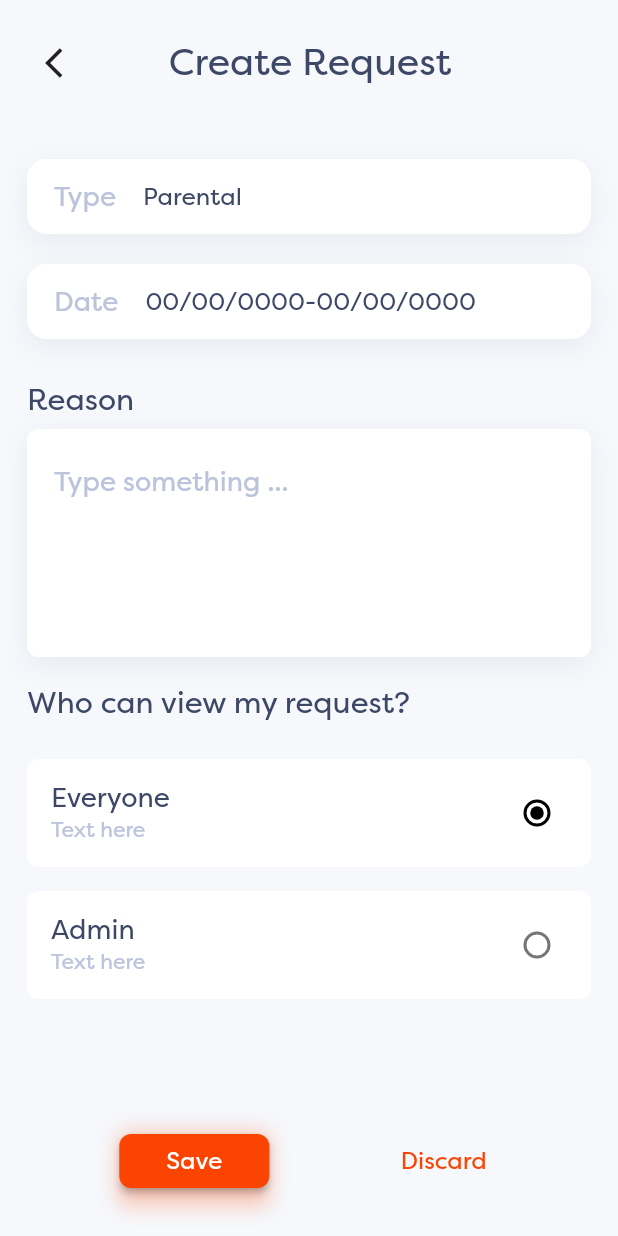
After one commit to APuhanic/cobe-hive-mind-app-flutter, a Flutter app: the CreateRequestScreen screen opened by its route, on a phone screen of 412 x 824 dp. The commit adds this screen. Run offline on Flutter 3.47's test engine with Material 2 defaults, Android fonts, the phone set to English and light mode, and no system bars; our stand-ins replace flutter_speed_dial, hooks_riverpod.

Commit message:
Create request screen

```diff
--- a/lib/app_colors.dart
+++ b/lib/app_colors.dart
@@ -15,6 +15,7 @@ abstract class AppColors {
 
   static const overlayShadow = Color.fromRGBO(36, 36, 36, 1);
   static const shadow = Color.fromRGBO(58, 73, 88, 0.08);
+  static const shadowDark = Color.fromRGBO(58, 73, 88, 0.2);
 
   static const green = Color.fromRGBO(0, 186, 136, 1);
   static const greenShadow = Color.fromRGBO(0, 186, 136, 0.3);
--- /dev/null
+++ b/lib/leave_request.dart
@@ -0,0 +1,21 @@
+enum ViewPermission { everyone, admin }
+
+enum LeaveType { parental, sick, vacation, other }
+
+class LeaveRequest {
+  String user;
+  ViewPermission viewPermission;
+  DateTime startDate;
+  DateTime endDate;
+  String reason;
+  LeaveType leaveType;
+
+  LeaveRequest({
+    required this.user,
+    required this.viewPermission,
+    required this.startDate,
+    required this.endDate,
+    required this.reason,
+    required this.leaveType,
+  });
+}
--- a/lib/main.dart
+++ b/lib/main.dart
@@ -41,7 +41,14 @@ class CobeHiveApp extends StatelessWidget {
                 fontWeight: FontWeight.w500,
                 color: AppColors.text,
               ),
-          )),
+              labelMedium: TextStyle(
+                fontSize: 16,
+                color: AppColors.text,
+              ),
+              labelLarge: TextStyle(
+                fontSize: 20,
+                color: AppColors.text,
+              ))),
       initialRoute: '/login',
       builder: (context, child) {
         return SafeArea(child: child!);
--- a/lib/providers/filtered_users_list_provider.dart
+++ b/lib/providers/filtered_users_list_provider.dart
@@ -3,7 +3,6 @@ import 'package:cobe_hive_mobile_app/providers/user_list_provider.dart';
 import 'package:cobe_hive_mobile_app/providers/user_search_provider.dart';
 import 'package:cobe_hive_mobile_app/user_ui_model.dart';
 import 'package:cobe_hive_mobile_app/widgets/chip_list.dart';
-import 'package:flutter/material.dart';
 import 'package:hooks_riverpod/hooks_riverpod.dart';
 
 final statusFilterMap = {
@@ -32,8 +31,6 @@ final filteredUserListProvider = Provider((ref) {
     if (searchQuery.isEmpty) {
       return true;
     }
-    debugPrint('${user.name} ${user.surname}');
-
     if (user.name.toLowerCase().contains(searchQuery) ||
         user.surname.toLowerCase().contains(searchQuery) ||
         '${user.name} ${user.surname}'.toLowerCase().contains(searchQuery)) {
--- /dev/null
+++ b/lib/providers/leave_request_provider.dart
@@ -0,0 +1,28 @@
+import 'package:cobe_hive_mobile_app/leave_request.dart';
+import 'package:hooks_riverpod/hooks_riverpod.dart';
+
+final viewPermissionProvider =
+    StateNotifierProvider<ViewPermissionProvider, ViewPermission>((ref) {
+  return ViewPermissionProvider();
+});
+
+class ViewPermissionProvider extends StateNotifier<ViewPermission> {
+  ViewPermissionProvider() : super(ViewPermission.everyone);
+
+  void setViewPermission(ViewPermission viewPermission) {
+    state = viewPermission;
+  }
+}
+
+final leaveTypeProvider =
+    StateNotifierProvider<LeaveTypeProvider, LeaveType>((ref) {
+  return LeaveTypeProvider();
+});
+
+class LeaveTypeProvider extends StateNotifier<LeaveType> {
+  LeaveTypeProvider() : super(LeaveType.parental);
+
+  void setLeaveType(LeaveType leaveType) {
+    state = leaveType;
+  }
+}
--- /dev/null
+++ b/lib/screens/create_request_screen.dart
@@ -0,0 +1,95 @@
+import 'package:cobe_hive_mobile_app/app_colors.dart';
+import 'package:cobe_hive_mobile_app/widgets/create_request_buttons.dart';
+import 'package:cobe_hive_mobile_app/widgets/create_request_header.dart';
+import 'package:cobe_hive_mobile_app/widgets/date_picker.dart';
+import 'package:cobe_hive_mobile_app/widgets/type_of_leave_selector.dart';
+import 'package:cobe_hive_mobile_app/widgets/view_permission_selector.dart';
+import 'package:flutter/material.dart';
+
+class CreateRequestScreen extends StatelessWidget {
+  const CreateRequestScreen({super.key});
+
+  @override
+  Widget build(BuildContext context) {
+    return GestureDetector(
+      onTap: () => FocusManager.instance.primaryFocus?.unfocus(),
+      child: const Scaffold(
+        body: Column(
+          children: [
+            Padding(
+              padding:
+                  EdgeInsets.only(left: 18, right: 18, bottom: 40, top: 18),
+              child: CreateRequestHeader(),
+            ),
+            Padding(
+              padding: EdgeInsets.symmetric(horizontal: 18.0),
+              child: TypeOfLeaveSelector(),
+            ),
+            Padding(
+              padding: EdgeInsets.symmetric(horizontal: 18.0, vertical: 20),
+              child: DatePicker(),
+            ),
+            Padding(
+              padding: EdgeInsets.symmetric(horizontal: 18.0, vertical: 8),
+              child:
+                  Align(alignment: Alignment.centerLeft, child: Text('Reason')),
+            ),
+            Padding(
+              padding: EdgeInsets.symmetric(horizontal: 18.0),
+              child: _LeaveReasonTextField(),
+            ),
+            Padding(
+              padding: EdgeInsets.symmetric(horizontal: 18.0, vertical: 18),
+              child: Align(
+                  alignment: Alignment.centerLeft,
+                  child: Text('Who can view my request?')),
+            ),
+            ViewPermissionSelector(),
+            Expanded(flex: 2, child: SizedBox()),
+            CreateRequestButtons(),
+            Expanded(flex: 1, child: SizedBox()),
+          ],
+        ),
+      ),
+    );
+  }
+}
+
+class _LeaveReasonTextField extends StatelessWidget {
+  const _LeaveReasonTextField();
+
+  @override
+  Widget build(BuildContext context) {
+    return Container(
+      decoration: BoxDecoration(
+          color: Colors.white,
+          borderRadius: BorderRadius.circular(8),
+          boxShadow: const [
+            BoxShadow(
+              color: AppColors.shadow,
+              blurRadius: 16,
+              offset: Offset(0, 5),
+            )
+          ]),
+      child: TextField(
+        maxLines: 4,
+        autofocus: false,
+        decoration: InputDecoration(
+          hintText: 'Type something ...',
+          hintStyle: const TextStyle(
+            color: AppColors.textAccent,
+            fontSize: 18,
+            fontWeight: FontWeight.w100,
+          ),
+          filled: true,
+          fillColor: Colors.white,
+          enabledBorder: OutlineInputBorder(
+            borderRadius: BorderRadius.circular(8),
+            borderSide: const BorderSide(color: Colors.white),
+          ),
+          contentPadding: const EdgeInsets.all(18),
+        ),
+      ),
+    );
+  }
+}
--- /dev/null
+++ b/lib/widgets/create_request_buttons.dart
@@ -0,0 +1,89 @@
+import 'package:cobe_hive_mobile_app/app_colors.dart';
+import 'package:flutter/material.dart';
+
+class CreateRequestButtons extends StatelessWidget {
+  const CreateRequestButtons({super.key});
+
+  @override
+  Widget build(BuildContext context) {
+    return Row(
+      mainAxisAlignment: MainAxisAlignment.spaceEvenly,
+      children: [
+        Container(
+          width: 100,
+          decoration: const BoxDecoration(
+            boxShadow: [
+              BoxShadow(
+                color: AppColors.orangeShadow,
+                blurRadius: 11,
+                offset: Offset(0, 5),
+              )
+            ],
+          ),
+          child: ElevatedButton(
+            onPressed: () => showDialog(
+                context: context,
+                builder: (BuildContext context) {
+                  return const _RequestCreatedAlertDialog();
+                }),
+            style: ElevatedButton.styleFrom(
+              shape: RoundedRectangleBorder(
+                borderRadius: BorderRadius.circular(8),
+              ),
+              backgroundColor: AppColors.textOrange,
+            ),
+            child: const Text('Save', style: TextStyle(fontSize: 16)),
+          ),
+        ),
+        TextButton(
+          onPressed: () => Navigator.of(context).pop(),
+          child: const Text(
+            'Discard',
+            style: TextStyle(
+              color: AppColors.textOrange,
+              fontSize: 16,
+            ),
+          ),
+        ),
+      ],
+    );
+  }
+}
+
+class _RequestCreatedAlertDialog extends StatelessWidget {
+  const _RequestCreatedAlertDialog();
+
+  @override
+  Widget build(BuildContext context) {
+    return AlertDialog(
+        title: const Center(child: Text('Request Created')),
+        titleTextStyle: Theme.of(context).textTheme.bodyLarge,
+        titlePadding: const EdgeInsets.only(top: 30),
+        content: const Text(
+          'Your request is created and it is currently being reviewed.',
+          textAlign: TextAlign.center,
+        ),
+        contentTextStyle: Theme.of(context).textTheme.labelLarge,
+        actions: [
+          OutlinedButton(
+            onPressed: () => Navigator.of(context).pop(),
+            style: OutlinedButton.styleFrom(
+                side: const BorderSide(color: AppColors.primary),
+                shape: RoundedRectangleBorder(
+                    borderRadius: BorderRadius.circular(8))),
+            child: const Text(
+              'Okay',
+              style: TextStyle(
+                color: AppColors.textOrange,
+                fontSize: 16,
+              ),
+            ),
+          ),
+        ],
+        actionsPadding: const EdgeInsets.only(bottom: 20),
+        actionsAlignment: MainAxisAlignment.center,
+        shape: RoundedRectangleBorder(
+          borderRadius: BorderRadius.circular(14),
+        ));
+  }
+}
--- /dev/null
+++ b/lib/widgets/create_request_header.dart
@@ -0,0 +1,32 @@
+import 'package:flutter/material.dart';
+
+class CreateRequestHeader extends StatelessWidget {
+  const CreateRequestHeader({
+    super.key,
+  });
+
+  @override
+  Widget build(BuildContext context) {
+    return Row(
+      children: [
+        IconButton(
+          onPressed: Navigator.of(context).pop,
+          icon: const Icon(
+            Icons.arrow_back_ios,
+          ),
+        ),
+        Expanded(
+          child: Container(),
+        ),
+        Text(
+          'Create Request',
+          style: Theme.of(context).textTheme.titleMedium,
+        ),
+        Expanded(
+          flex: 2,
+          child: Container(),
+        ),
+      ],
+    );
+  }
+}
--- /dev/null
+++ b/lib/widgets/date_picker.dart
@@ -0,0 +1,44 @@
+import 'package:cobe_hive_mobile_app/app_colors.dart';
+import 'package:flutter/material.dart';
+
+class DatePicker extends StatelessWidget {
+  const DatePicker({
+    super.key,
+  });
+
+  @override
+  Widget build(BuildContext context) {
+    return Container(
+      height: 50,
+      decoration: BoxDecoration(
+          color: AppColors.widgetBackground,
+          borderRadius: BorderRadius.circular(13),
+          boxShadow: const [
+            BoxShadow(
+              color: AppColors.shadow,
+              blurRadius: 16,
+              offset: Offset(0, 5),
+            )
+          ]),
+      child: Row(
+        children: [
+          const Padding(
+            padding: EdgeInsets.symmetric(horizontal: 18.0, vertical: 8),
+            child: Text(
+              'Date',
+              style: TextStyle(
+                color: AppColors.textAccent,
+                fontSize: 18,
+                fontWeight: FontWeight.w100,
+              ),
+            ),
+          ),
+          Text(
+            '00/00/0000-00/00/0000',
+            style: Theme.of(context).textTheme.labelMedium,
+          )
+        ],
+      ),
+    );
+  }
+}
--- a/lib/widgets/expandable_fab.dart
+++ b/lib/widgets/expandable_fab.dart
@@ -33,7 +33,10 @@ class ExpandableFAB extends StatelessWidget {
             padding: EdgeInsets.symmetric(horizontal: 8.0),
             child: Text(
               'Create Request',
-              style: TextStyle(color: AppColors.textSecondary),
+              style: TextStyle(
+                color: AppColors.textSecondary,
+                fontSize: 14,
+              ),
             ),
           ),
           shape: RoundedRectangleBorder(
@@ -53,6 +56,7 @@ class ExpandableFAB extends StatelessWidget {
               'Add Absence',
               style: TextStyle(
                 color: AppColors.textSecondary,
+                fontSize: 14,
               ),
             ),
           ),
--- /dev/null
+++ b/lib/widgets/type_of_leave_selector.dart
@@ -0,0 +1,62 @@
+import 'package:cobe_hive_mobile_app/app_colors.dart';
+import 'package:cobe_hive_mobile_app/providers/leave_request_provider.dart';
+import 'package:cobe_hive_mobile_app/widgets/type_of_leave_list.dart';
+import 'package:flutter/material.dart';
+import 'package:hooks_riverpod/hooks_riverpod.dart';
+
+class TypeOfLeaveSelector extends ConsumerWidget {
+  const TypeOfLeaveSelector({
+    super.key,
+  });
+
+  @override
+  Widget build(BuildContext context, WidgetRef ref) {
+    final selectedLeaveType = ref.watch(leaveTypeProvider);
+    return GestureDetector(
+      onTap: () {
+        showModalBottomSheet<void>(
+          showDragHandle: true,
+          isScrollControlled: true,
+          shape: RoundedRectangleBorder(
+            borderRadius: BorderRadius.circular(18),
+          ),
+          context: context,
+          builder: (context) {
+            return const TypeOfLeaveList();
+          },
+        );
+      },
+      child: Container(
+        height: 50,
+        decoration: BoxDecoration(
+            color: AppColors.widgetBackground,
+            borderRadius: BorderRadius.circular(13),
+            boxShadow: const [
+              BoxShadow(
+                color: AppColors.shadow,
+                blurRadius: 16,
+                offset: Offset(0, 5),
+              )
+            ]),
+        child: Row(
+          children: [
+            const Padding(
+              padding: EdgeInsets.symmetric(horizontal: 18.0, vertical: 8),
+              child: Text(
+                'Type',
+                style: TextStyle(
+                  color: AppColors.textAccent,
+                  fontSize: 18,
+                  fontWeight: FontWeight.w100,
+                ),
+              ),
+            ),
+            Text(
+                '${selectedLeaveType.toString().split('.').last[0].toUpperCase()}${selectedLeaveType.toString().split('.').last.substring(1)}',
+                style: Theme.of(context).textTheme.labelMedium),
+          ],
+        ),
+      ),
+    );
+  }
+}
--- /dev/null
+++ b/lib/widgets/view_permission_selector.dart
@@ -0,0 +1,53 @@
+import 'package:cobe_hive_mobile_app/app_colors.dart';
+import 'package:cobe_hive_mobile_app/leave_request.dart';
+import 'package:cobe_hive_mobile_app/providers/leave_request_provider.dart';
+import 'package:flutter/material.dart';
+import 'package:hooks_riverpod/hooks_riverpod.dart';
+
+class ViewPermissionSelector extends ConsumerWidget {
+  const ViewPermissionSelector({
+    super.key,
+  });
+
+  @override
+  Widget build(BuildContext context, WidgetRef ref) {
+    final viewPermission = ref.watch(viewPermissionProvider);
+    const viewPermissionValues = ViewPermission.values;
+    return SizedBox(
+      height: 200,
+      child: ListView.builder(
+        itemBuilder: (itemBuilderContext, index) {
+          final viewPermissionValue = viewPermissionValues[index];
+          return Padding(
+            padding: const EdgeInsets.symmetric(vertical: 8.0, horizontal: 18),
+            child: RadioListTile(
+              controlAffinity: ListTileControlAffinity.trailing,
+              title: Text(
+                '${viewPermissionValue.toString().split('.').last[0].toUpperCase()}${viewPermissionValue.toString().split('.').last.substring(1)}',
+                style: const TextStyle(
+                  fontSize: 18,
+                ),
+              ),
+              subtitle: const Text('Text here',
+                  style: TextStyle(
+                    fontSize: 14,
+                    color: AppColors.textAccent,
+                  )),
+              value: viewPermissionValue,
+              groupValue: viewPermission,
+              onChanged: (ViewPermission? value) => ref
+                  .read(viewPermissionProvider.notifier)
+                  .setViewPermission(value!),
+              tileColor: AppColors.widgetBackground,
+              activeColor: Colors.black,
+              shape: RoundedRectangleBorder(
+                borderRadius: BorderRadius.circular(8),
+              ),
+            ),
+          );
+        },
+        itemCount: viewPermissionValues.length,
+      ),
+    );
+  }
+}
```
Also changed, not shown: lib/widgets/type_of_leave_list.dart (added, +88 -0 lines). Lines whose indentation alone changed are shown as unchanged.
